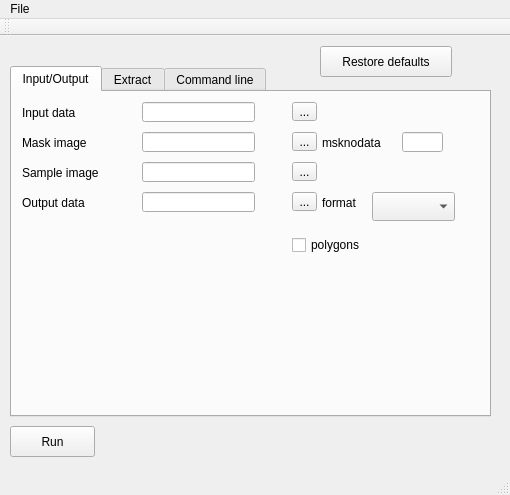
Old version of the form qt/pkextract_gui/mainwindow.ui in the repository gitGNU/gnu_pktools.
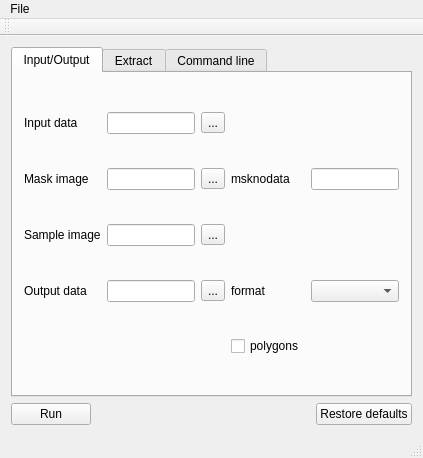
New version of the form. The open tabs and pages were chosen to show the change.

Commit message: layout for pkextract_gui

The edit to the form file:
```diff
--- a/qt/pkextract_gui/mainwindow.ui
+++ b/qt/pkextract_gui/mainwindow.ui
@@ -6,8 +6,8 @@
    <rect>
     <x>0</x>
     <y>0</y>
-    <width>510</width>
-    <height>495</height>
+    <width>423</width>
+    <height>458</height>
    </rect>
   </property>
   <property name="windowTitle">
@@ -20,70 +20,33 @@
      <height>392</height>
     </size>
    </property>
+   <layout class="QGridLayout" name="gridLayout_5">
+    <item row="0" column="0">
+     <layout class="QHBoxLayout" name="horizontalLayout_3">
+      <item>
    <widget class="QTabWidget" name="tabWidget">
-    <property name="geometry">
-     <rect>
-      <x>10</x>
-      <y>30</y>
-      <width>481</width>
-      <height>351</height>
-     </rect>
-    </property>
     <property name="currentIndex">
-     <number>2</number>
+         <number>1</number>
     </property>
     <widget class="QWidget" name="tab_2">
      <attribute name="title">
       <string>Input/Output</string>
      </attribute>
-     <widget class="QLabel" name="label_3">
-      <property name="geometry">
-       <rect>
-        <x>10</x>
-        <y>10</y>
-        <width>67</width>
-        <height>21</height>
-       </rect>
-      </property>
-      <property name="toolTip">
-       <string>&lt;html&gt;&lt;head/&gt;&lt;body&gt;&lt;p&gt;Input image (raster or vector) containing band information&lt;/p&gt;&lt;/body&gt;&lt;/html&gt;</string>
-      </property>
+         <layout class="QHBoxLayout" name="horizontalLayout_4">
+          <item>
+           <layout class="QGridLayout" name="gridLayout">
+            <item row="1" column="3">
+             <widget class="QLabel" name="label_14">
       <property name="text">
-       <string>Input data</string>
-      </property>
-     </widget>
-     <widget class="QLineEdit" name="input">
-      <property name="geometry">
-       <rect>
-        <x>130</x>
-        <y>10</y>
-        <width>113</width>
-        <height>20</height>
-       </rect>
-      </property>
-     </widget>
-     <widget class="QToolButton" name="toolButton_input">
-      <property name="geometry">
-       <rect>
-        <x>280</x>
-        <y>10</y>
-        <width>25</width>
-        <height>19</height>
-       </rect>
-      </property>
-      <property name="text">
-       <string>...</string>
-      </property>
-     </widget>
+               <string>msknodata</string>
+              </property>
+             </widget>
+            </item>
+            <item row="1" column="1">
+             <widget class="QLineEdit" name="mask"/>
+            </item>
+            <item row="1" column="0">
      <widget class="QLabel" name="label_13">
-      <property name="geometry">
-       <rect>
-        <x>10</x>
-        <y>40</y>
-        <width>78</width>
-        <height>21</height>
-       </rect>
-      </property>
       <property name="toolTip">
        <string>&lt;html&gt;&lt;head/&gt;&lt;body&gt;&lt;p&gt;Pixels in input image where mask image has msknodata will not be classified, but obtain a constant value (=nodata)&lt;/p&gt;&lt;/body&gt;&lt;/html&gt;</string>
       </property>
@@ -91,61 +54,39 @@
        <string>Mask image</string>
       </property>
      </widget>
-     <widget class="QLineEdit" name="mask">
-      <property name="geometry">
-       <rect>
-        <x>130</x>
-        <y>40</y>
-        <width>113</width>
-        <height>20</height>
-       </rect>
-      </property>
-     </widget>
+            </item>
+            <item row="1" column="2">
      <widget class="QToolButton" name="toolButton_mask">
-      <property name="geometry">
-       <rect>
-        <x>280</x>
-        <y>40</y>
-        <width>25</width>
-        <height>19</height>
-       </rect>
-      </property>
       <property name="text">
        <string>...</string>
       </property>
      </widget>
-     <widget class="QLabel" name="label_14">
-      <property name="geometry">
-       <rect>
-        <x>310</x>
-        <y>40</y>
-        <width>73</width>
-        <height>21</height>
-       </rect>
-      </property>
+            </item>
+            <item row="3" column="1">
+             <widget class="QLineEdit" name="output"/>
+            </item>
+            <item row="0" column="1">
+             <widget class="QLineEdit" name="input"/>
+            </item>
+            <item row="0" column="2">
+             <widget class="QToolButton" name="toolButton_input">
       <property name="text">
-       <string>msknodata</string>
-      </property>
-     </widget>
-     <widget class="QLineEdit" name="msknodata">
-      <property name="geometry">
-       <rect>
-        <x>390</x>
-        <y>40</y>
-        <width>41</width>
-        <height>20</height>
-       </rect>
-      </property>
-     </widget>
+               <string>...</string>
+              </property>
+             </widget>
+            </item>
+            <item row="3" column="4">
+             <widget class="QComboBox" name="f"/>
+            </item>
+            <item row="3" column="3">
+             <widget class="QLabel" name="label_16">
+              <property name="text">
+               <string>format</string>
+              </property>
+             </widget>
+            </item>
+            <item row="3" column="0">
      <widget class="QLabel" name="label_15">
-      <property name="geometry">
-       <rect>
-        <x>10</x>
-        <y>100</y>
-        <width>81</width>
-        <height>21</height>
-       </rect>
-      </property>
       <property name="toolTip">
        <string>&lt;html&gt;&lt;head/&gt;&lt;body&gt;&lt;p&gt;Classified map (raster or vector according to input image).&lt;/p&gt;&lt;/body&gt;&lt;/html&gt;</string>
       </property>
@@ -153,61 +94,22 @@
        <string>Output data</string>
       </property>
      </widget>
-     <widget class="QLineEdit" name="output">
-      <property name="geometry">
-       <rect>
-        <x>130</x>
-        <y>100</y>
-        <width>113</width>
-        <height>20</height>
-       </rect>
-      </property>
-     </widget>
-     <widget class="QToolButton" name="toolButton_output">
-      <property name="geometry">
-       <rect>
-        <x>280</x>
-        <y>100</y>
-        <width>25</width>
-        <height>19</height>
-       </rect>
-      </property>
+            </item>
+            <item row="0" column="0">
+             <widget class="QLabel" name="label_3">
+              <property name="toolTip">
+               <string>&lt;html&gt;&lt;head/&gt;&lt;body&gt;&lt;p&gt;Input image (raster or vector) containing band information&lt;/p&gt;&lt;/body&gt;&lt;/html&gt;</string>
+              </property>
       <property name="text">
-       <string>...</string>
-      </property>
-     </widget>
-     <widget class="QLineEdit" name="sample">
-      <property name="geometry">
-       <rect>
-        <x>130</x>
-        <y>70</y>
-        <width>113</width>
-        <height>20</height>
-       </rect>
-      </property>
-     </widget>
-     <widget class="QToolButton" name="toolButton_sample">
-      <property name="geometry">
-       <rect>
-        <x>280</x>
-        <y>70</y>
-        <width>25</width>
-        <height>19</height>
-       </rect>
-      </property>
-      <property name="text">
-       <string>...</string>
-      </property>
-     </widget>
+               <string>Input data</string>
+              </property>
+             </widget>
+            </item>
+            <item row="2" column="1">
+             <widget class="QLineEdit" name="sample"/>
+            </item>
+            <item row="2" column="0">
      <widget class="QLabel" name="label_23">
-      <property name="geometry">
-       <rect>
-        <x>10</x>
-        <y>70</y>
-        <width>92</width>
-        <height>21</height>
-       </rect>
-      </property>
       <property name="toolTip">
        <string>&lt;html&gt;&lt;head/&gt;&lt;body&gt;&lt;p&gt;Pixels in input image where mask image has msknodata will not be classified, but obtain a constant value (=nodata)&lt;/p&gt;&lt;/body&gt;&lt;/html&gt;</string>
       </property>
@@ -215,38 +117,26 @@
        <string>Sample image</string>
       </property>
      </widget>
-     <widget class="QLabel" name="label_16">
-      <property name="geometry">
-       <rect>
-        <x>310</x>
-        <y>100</y>
-        <width>45</width>
-        <height>21</height>
-       </rect>
-      </property>
+            </item>
+            <item row="1" column="4">
+             <widget class="QLineEdit" name="msknodata"/>
+            </item>
+            <item row="3" column="2">
+             <widget class="QToolButton" name="toolButton_output">
       <property name="text">
-       <string>format</string>
-      </property>
-     </widget>
-     <widget class="QComboBox" name="f">
-      <property name="geometry">
-       <rect>
-        <x>360</x>
-        <y>100</y>
-        <width>83</width>
-        <height>29</height>
-       </rect>
-      </property>
-     </widget>
+               <string>...</string>
+              </property>
+             </widget>
+            </item>
+            <item row="2" column="2">
+             <widget class="QToolButton" name="toolButton_sample">
+              <property name="text">
+               <string>...</string>
+              </property>
+             </widget>
+            </item>
+            <item row="4" column="3">
      <widget class="QCheckBox" name="polygon">
-      <property name="geometry">
-       <rect>
-        <x>280</x>
-        <y>140</y>
-        <width>91</width>
-        <height>26</height>
-       </rect>
-      </property>
       <property name="toolTip">
        <string>&lt;html&gt;&lt;head/&gt;&lt;body&gt;&lt;p&gt;Keep output features as polygons (only if input vector are polygons as well)&lt;/p&gt;&lt;/body&gt;&lt;/html&gt;</string>
       </property>
@@ -254,236 +144,207 @@
        <string>polygons</string>
       </property>
      </widget>
+            </item>
+           </layout>
+          </item>
+         </layout>
     </widget>
     <widget class="QWidget" name="tab">
      <attribute name="title">
       <string>Extract</string>
      </attribute>
-     <widget class="QLineEdit" name="bname">
-      <property name="geometry">
-       <rect>
-        <x>200</x>
-        <y>80</y>
-        <width>41</width>
-        <height>20</height>
-       </rect>
-      </property>
-     </widget>
-     <widget class="QLabel" name="label_2">
-      <property name="geometry">
-       <rect>
-        <x>10</x>
-        <y>80</y>
-        <width>191</width>
-        <height>16</height>
-       </rect>
-      </property>
-      <property name="toolTip">
-       <string>&lt;html&gt;&lt;head/&gt;&lt;body&gt;&lt;p&gt;name of the attribute in your training vector file that corresponds to the class labels &lt;/p&gt;&lt;/body&gt;&lt;/html&gt;</string>
-      </property>
-      <property name="text">
-       <string>attribute (prefix) name for raster info</string>
-      </property>
-     </widget>
-     <widget class="QTableView" name="tableView_labels">
-      <property name="geometry">
-       <rect>
-        <x>220</x>
-        <y>130</y>
-        <width>221</width>
-        <height>181</height>
-       </rect>
-      </property>
-     </widget>
-     <widget class="QLabel" name="label_17">
-      <property name="geometry">
-       <rect>
-        <x>230</x>
-        <y>110</y>
-        <width>204</width>
-        <height>21</height>
-       </rect>
-      </property>
-      <property name="text">
-       <string>class name-threshold (%) pairs</string>
-      </property>
-     </widget>
+         <layout class="QHBoxLayout" name="horizontalLayout_5">
+          <item>
+           <layout class="QGridLayout" name="gridLayout_4">
+            <item row="1" column="1">
+             <widget class="QLineEdit" name="bname"/>
+            </item>
+            <item row="5" column="1">
+             <spacer name="verticalSpacer_2">
+              <property name="orientation">
+               <enum>Qt::Vertical</enum>
+              </property>
+              <property name="sizeHint" stdset="0">
+               <size>
+                <width>20</width>
+                <height>40</height>
+               </size>
+              </property>
+             </spacer>
+            </item>
+            <item row="2" column="1">
+             <spacer name="verticalSpacer">
+              <property name="orientation">
+               <enum>Qt::Vertical</enum>
+              </property>
+              <property name="sizeHint" stdset="0">
+               <size>
+                <width>20</width>
+                <height>40</height>
+               </size>
+              </property>
+             </spacer>
+            </item>
+            <item row="4" column="0">
      <widget class="QLabel" name="label_20">
-      <property name="geometry">
-       <rect>
-        <x>10</x>
-        <y>150</y>
-        <width>114</width>
-        <height>21</height>
-       </rect>
-      </property>
+              <property name="text">
+               <string>prepare table </string>
+              </property>
+             </widget>
+            </item>
+            <item row="0" column="1">
+             <widget class="QComboBox" name="rule"/>
+            </item>
+            <item row="0" column="0">
+             <widget class="QLabel" name="label_4">
+              <property name="toolTip">
+               <string>&lt;html&gt;&lt;head/&gt;&lt;body&gt;&lt;p&gt;name of the attribute in your training vector file that corresponds to the class labels &lt;/p&gt;&lt;/body&gt;&lt;/html&gt;</string>
+              </property>
       <property name="text">
-       <string>prepare table for</string>
-      </property>
-     </widget>
+               <string>extraction rule</string>
+              </property>
+             </widget>
+            </item>
+            <item row="4" column="1">
      <widget class="QLineEdit" name="nclass">
-      <property name="geometry">
-       <rect>
-        <x>134</x>
-        <y>155</y>
-        <width>31</width>
-        <height>20</height>
-       </rect>
-      </property>
-     </widget>
+              <property name="sizePolicy">
+               <sizepolicy hsizetype="MinimumExpanding" vsizetype="Fixed">
+                <horstretch>10</horstretch>
+                <verstretch>0</verstretch>
+               </sizepolicy>
+              </property>
+             </widget>
+            </item>
+            <item row="4" column="2">
      <widget class="QToolButton" name="toolButton_createTable">
-      <property name="geometry">
-       <rect>
-        <x>190</x>
-        <y>150</y>
-        <width>25</width>
-        <height>19</height>
-       </rect>
-      </property>
       <property name="text">
        <string>-&gt;</string>
       </property>
      </widget>
+            </item>
+            <item row="1" column="0">
+             <widget class="QLabel" name="label_2">
+              <property name="toolTip">
+               <string>&lt;html&gt;&lt;head/&gt;&lt;body&gt;&lt;p&gt;name of the attribute in your training vector file that corresponds to the class labels &lt;/p&gt;&lt;/body&gt;&lt;/html&gt;</string>
+              </property>
+              <property name="text">
+               <string>attribute (prefix) name for raster info</string>
+              </property>
+             </widget>
+            </item>
+            <item row="3" column="1">
      <widget class="QLabel" name="label_21">
-      <property name="geometry">
-       <rect>
-        <x>130</x>
-        <y>130</y>
-        <width>64</width>
-        <height>21</height>
-       </rect>
-      </property>
       <property name="text">
        <string># classes</string>
       </property>
      </widget>
+            </item>
+           </layout>
+          </item>
+          <item>
+           <layout class="QVBoxLayout" name="verticalLayout_2">
+            <item>
+             <widget class="QLabel" name="label_17">
+              <property name="text">
+               <string>class name-threshold (%) pairs</string>
+              </property>
+             </widget>
+            </item>
+            <item>
+             <widget class="QTableView" name="tableView_labels"/>
+            </item>
+            <item alignment="Qt::AlignHCenter">
      <widget class="QLabel" name="label_22">
-      <property name="geometry">
-       <rect>
-        <x>20</x>
-        <y>200</y>
-        <width>172</width>
-        <height>61</height>
-       </rect>
-      </property>
       <property name="text">
        <string>replace label names with
  the labels in your training
  vector file</string>
       </property>
      </widget>
-     <widget class="QComboBox" name="rule">
-      <property name="geometry">
-       <rect>
-        <x>120</x>
-        <y>10</y>
-        <width>83</width>
-        <height>29</height>
-       </rect>
-      </property>
-     </widget>
-     <widget class="QLabel" name="label_4">
-      <property name="geometry">
-       <rect>
-        <x>10</x>
-        <y>10</y>
-        <width>97</width>
-        <height>21</height>
-       </rect>
-      </property>
-      <property name="toolTip">
-       <string>&lt;html&gt;&lt;head/&gt;&lt;body&gt;&lt;p&gt;name of the attribute in your training vector file that corresponds to the class labels &lt;/p&gt;&lt;/body&gt;&lt;/html&gt;</string>
-      </property>
-      <property name="text">
-       <string>extraction rule</string>
-      </property>
-     </widget>
+            </item>
+           </layout>
+          </item>
+         </layout>
+         <zorder>tableView_labels</zorder>
+         <zorder>tableView_labels</zorder>
+         <zorder>gridLayoutWidget_3</zorder>
+         <zorder>label_22</zorder>
+         <zorder></zorder>
     </widget>
     <widget class="QWidget" name="tab_4">
      <attribute name="title">
       <string>Command line</string>
      </attribute>
+         <layout class="QHBoxLayout" name="horizontalLayout_6">
+          <item>
+           <layout class="QVBoxLayout" name="verticalLayout">
+            <item>
      <widget class="QLabel" name="label_18">
-      <property name="geometry">
-       <rect>
-        <x>10</x>
-        <y>10</y>
-        <width>93</width>
-        <height>21</height>
-       </rect>
-      </property>
       <property name="text">
        <string>Command line</string>
       </property>
      </widget>
-     <widget class="QLineEdit" name="commandLineEdit">
-      <property name="geometry">
-       <rect>
-        <x>10</x>
-        <y>40</y>
-        <width>361</width>
-        <height>61</height>
-       </rect>
-      </property>
-     </widget>
+            </item>
+            <item>
+             <widget class="QLineEdit" name="commandLineEdit"/>
+            </item>
+            <item>
      <widget class="QLabel" name="label_19">
-      <property name="geometry">
-       <rect>
-        <x>10</x>
-        <y>110</y>
-        <width>103</width>
-        <height>21</height>
-       </rect>
-      </property>
       <property name="text">
        <string>Console output</string>
       </property>
      </widget>
-     <widget class="QPlainTextEdit" name="consoleEdit">
-      <property name="geometry">
-       <rect>
-        <x>10</x>
-        <y>140</y>
-        <width>361</width>
-        <height>171</height>
-       </rect>
-      </property>
-     </widget>
-    </widget>
-   </widget>
+            </item>
+            <item>
+             <widget class="QPlainTextEdit" name="consoleEdit"/>
+            </item>
+           </layout>
+          </item>
+         </layout>
+        </widget>
+       </widget>
+      </item>
+     </layout>
+    </item>
+    <item row="1" column="0">
+     <layout class="QHBoxLayout" name="horizontalLayout">
+      <item>
    <widget class="QPushButton" name="pushButton_run">
-    <property name="geometry">
-     <rect>
-      <x>10</x>
-      <y>390</y>
-      <width>85</width>
-      <height>31</height>
-     </rect>
-    </property>
     <property name="text">
      <string>Run</string>
     </property>
    </widget>
+      </item>
+      <item>
+       <spacer name="horizontalSpacer">
+        <property name="orientation">
+         <enum>Qt::Horizontal</enum>
+        </property>
+        <property name="sizeHint" stdset="0">
+         <size>
+          <width>40</width>
+          <height>20</height>
+         </size>
+        </property>
+       </spacer>
+      </item>
+      <item>
    <widget class="QPushButton" name="pushButton_restore">
-    <property name="geometry">
-     <rect>
-      <x>320</x>
-      <y>10</y>
-      <width>132</width>
-      <height>31</height>
-     </rect>
-    </property>
     <property name="text">
      <string>Restore defaults</string>
     </property>
    </widget>
+      </item>
+     </layout>
+    </item>
+   </layout>
   </widget>
   <widget class="QMenuBar" name="menuBar">
    <property name="geometry">
     <rect>
      <x>0</x>
      <y>0</y>
-     <width>510</width>
+     <width>423</width>
      <height>27</height>
     </rect>
    </property>
```
Lines whose indentation alone changed are shown as unchanged.
